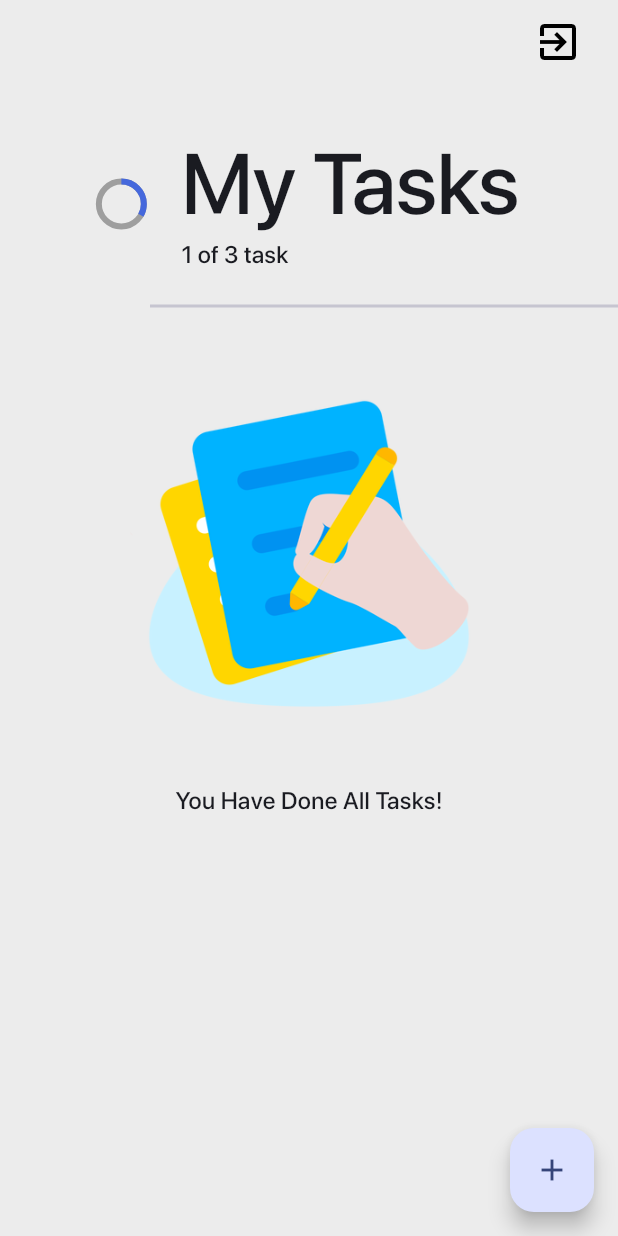
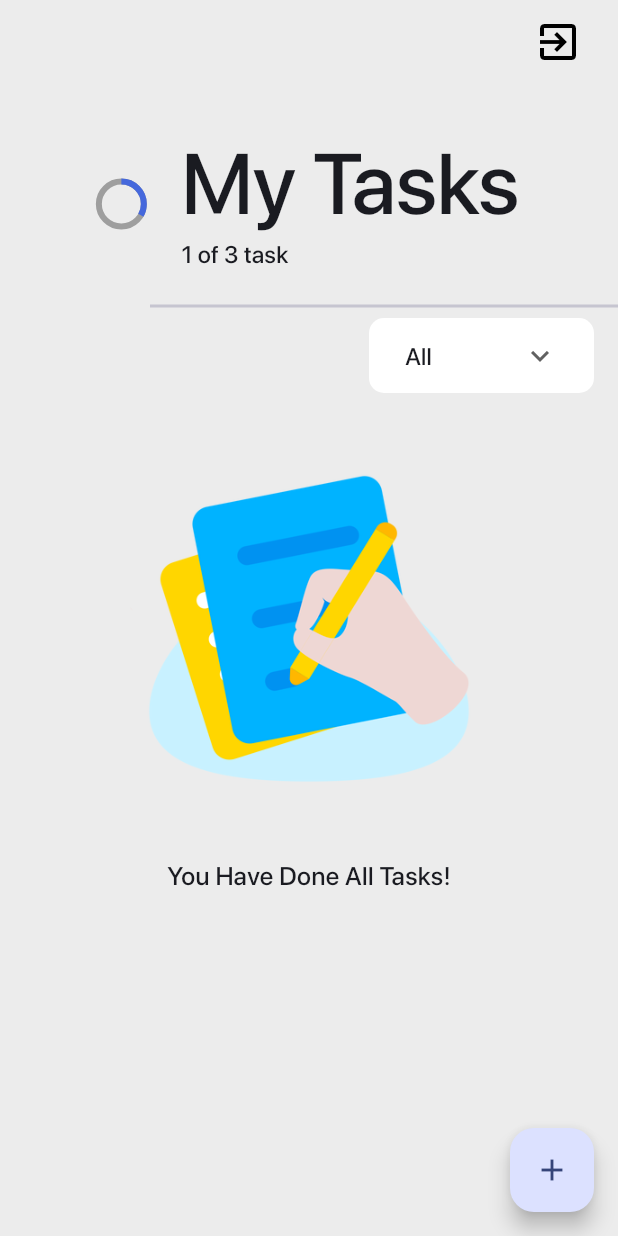
Before and after one commit to IgorShahin/taskmaster, a Flutter app: the screen it shows after launch, on a phone screen of 412 x 824 dp. Run offline on Flutter 3.47's test engine with Material 3 defaults, Android fonts, the phone set to English and light mode, and no system bars; our stand-ins replace auto_route, bloc, email_validator, equatable, flutter_bloc, get_it and 2 more; accounts and stored records are empty; generated files the repository leaves out were written again.

Commit message:
[feature] filter list tasks

```diff
--- a/lib/presentation/task/bloc/task_bloc.dart
+++ b/lib/presentation/task/bloc/task_bloc.dart
@@ -8,6 +8,7 @@ import '../../../domain/usecase/uc_get_all_tasks.dart';
 import '../../../domain/usecase/uc_update_task.dart';
 
 part 'task_event.dart';
+
 part 'task_state.dart';
 
 class TaskBloc extends Bloc<TaskEvent, TaskState> {
@@ -26,6 +27,7 @@ class TaskBloc extends Bloc<TaskEvent, TaskState> {
     on<AddTasksEvent>(onAddTasks);
     on<RemoveTasksEvent>(onRemoveTasks);
     on<UpdateTasksEvent>(onUpdateTasks);
+    on<FilterTaskEvent>(onFilterTasks);
   }
 
   void onGetAllTasks(GetAllTasksEvent event, Emitter<TaskState> emit) async {
@@ -51,4 +53,10 @@ class TaskBloc extends Bloc<TaskEvent, TaskState> {
     final tasks = await _ucGetAllTask();
     emit(TaskDoneState(tasks));
   }
+
+  void onFilterTasks(FilterTaskEvent task, Emitter<TaskState> emit) async {
+    final tasks = await _ucGetAllTask();
+    emit(TaskDoneState(
+        tasks.where((task) => task.isCompleted == true).toList()));
+  }
 }
--- a/lib/presentation/task/bloc/task_event.dart
+++ b/lib/presentation/task/bloc/task_event.dart
@@ -18,6 +18,10 @@ class AddTasksEvent extends TaskEvent {
   const AddTasksEvent(Task task) : super(task: task);
 }
 
+class FilterTaskEvent extends TaskEvent {
+  const FilterTaskEvent();
+}
+
 class RemoveTasksEvent extends TaskEvent {
   const RemoveTasksEvent(String idTask) : super(idTask: idTask);
 }
--- a/lib/presentation/task/view/task_screen.dart
+++ b/lib/presentation/task/view/task_screen.dart
@@ -1,7 +1,9 @@
 import 'package:auto_route/auto_route.dart';
 import 'package:flutter/material.dart';
 import 'package:flutter_bloc/flutter_bloc.dart';
+import 'package:taskmaster/config/resources/app_colors.dart';
 import 'package:taskmaster/config/routes/router.dart';
+import 'package:taskmaster/core/extensions.dart';
 import 'package:taskmaster/presentation/task/bloc/task_bloc.dart';
 import 'package:taskmaster/presentation/task/widgets/task_card.dart';
 
@@ -15,6 +17,7 @@ class TaskScreen extends StatelessWidget {
 
   @override
   Widget build(BuildContext context) {
+    var filterValue = context.l10n.all;
     return BlocProvider<TaskBloc>(
       create: (context) => sl()..add(const GetAllTasksEvent()),
       child: Scaffold(
@@ -22,16 +25,57 @@ class TaskScreen extends StatelessWidget {
         body: SizedBox(
           width: double.infinity,
           height: double.infinity,
-          child: Column(
-            children: [
-              const MainTitleAppBar(),
-              SizedBox(
-                width: double.infinity,
-                height: 545,
           child: BlocBuilder<TaskBloc, TaskState>(
             builder: (context, state) {
               if (state is TaskDoneState) {
-                      return state.tasks!.isNotEmpty
+                return Column(
+                  crossAxisAlignment: CrossAxisAlignment.end,
+                  children: [
+                    MainTitleAppBar(task: state.tasks),
+                    Container(
+                      width: 150,
+                      height: 50,
+                      margin: const EdgeInsets.only(right: 16),
+                      decoration: BoxDecoration(
+                        color: filterValue == context.l10n.all
+                            ? Colors.white
+                            : AppColors.primary.withOpacity(.2),
+                        borderRadius: BorderRadius.circular(10),
+                      ),
+                      child: Center(
+                        child: DropdownButton<String>(
+                          value: filterValue,
+                          items: <String>[
+                            context.l10n.all,
+                            context.l10n.completed
+                          ].map((String item) {
+                            return DropdownMenuItem<String>(
+                              value: item,
+                              child: Text(item),
+                            );
+                          }).toList(),
+                          onChanged: (value) {
+                            filterValue = value!;
+                            if (value == context.l10n.completed) {
+                              context
+                                  .read<TaskBloc>()
+                                  .add(const FilterTaskEvent());
+                            } else {
+                              context
+                                  .read<TaskBloc>()
+                                  .add(const GetAllTasksEvent());
+                            }
+                          },
+                          borderRadius: BorderRadius.circular(10),
+                          icon: const Icon(Icons.keyboard_arrow_down),
+                          underline: const SizedBox(),
+                        ),
+                      ),
+                    ),
+                    SizedBox(
+                      width: double.infinity,
+                      height: 500,
+                      child: state.tasks != null && state.tasks!.isNotEmpty
                           ? ListView.builder(
                               itemCount: state.tasks?.length,
                               scrollDirection: Axis.vertical,
@@ -60,20 +104,20 @@ class TaskScreen extends StatelessWidget {
                                   height: 300,
                                 ),
                                 const SizedBox(height: 10),
-                                const Text(
-                                  "You Have Done All Tasks!",
-                                  style: TextStyle(
-                                      fontSize: 16,
+                                Text(
+                                  context.l10n.allTasksCompletedMessage,
+                                  style: const TextStyle(
+                                      fontSize: 17,
                                       fontWeight: FontWeight.w500),
+                                ),
+                              ],
+                            ),
                     ),
                   ],
                 );
               }
               return Container();
             },
-                ),
-              )
-            ],
           ),
         ),
         floatingActionButton: Builder(
--- a/lib/presentation/task/widgets/task_card.dart
+++ b/lib/presentation/task/widgets/task_card.dart
@@ -106,7 +106,8 @@ class TaskCard extends StatelessWidget {
                       mainAxisAlignment: MainAxisAlignment.center,
                       children: [
                         Text(
-                          DateFormat.yMMMEd().format(task!.createdAtDate!),
+                          DateFormat.yMMMEd(context.l10n.localeName)
+                              .format(task!.createdAtDate!),
                           style: TextStyle(
                             fontSize: 14,
                             color:
```
Lines whose indentation alone changed are shown as unchanged.
